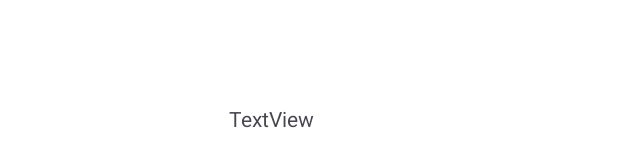
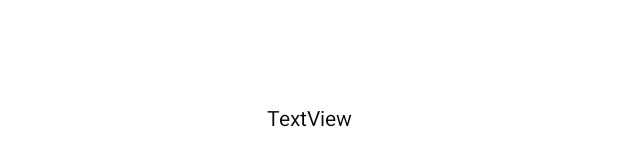
Before and after one commit to DerekMZ/PawSeekersMb, an Android app: the layout activity_detalles.xml on its own in the app's theme, with its tools: preview values and no code run, on a phone screen of 412 x 824 dp. Shown: the part 501-668 px from the top of the screen. Run offline under Robolectric (Android 15) with nearby library versions, the phone set to English and light mode, and no system bars; network calls fail.

Commit message:
some bugs solved

```diff
--- a/app/src/main/java/com/dk/pawseekers/Detalles.kt
+++ b/app/src/main/java/com/dk/pawseekers/Detalles.kt
@@ -16,8 +16,8 @@ class Detalles : AppCompatActivity() {
         val url = "https://paw-seekers-api-vented5.vercel.app/api/missing_nearby/0"
         val textoResultado = findViewById<TextView>(R.id.textApi)
         val queue = Volley.newRequestQueue(this)
-        val stringRequest = StringRequest(Request.Method.GET,url, Response.Listener { response ->
-            textoResultado.text = "La respuesta es: ${response}"
+        val stringRequest = StringRequest(Request.Method.GET,url, Response.Listener { pets ->
+            textoResultado.text = "La respuesta es: ${pets}"
         }, Response.ErrorListener { textoResultado.text = "Algo Salio mal" })
 
         queue.add(stringRequest)
--- a/app/src/main/java/com/dk/pawseekers/Login.kt
+++ b/app/src/main/java/com/dk/pawseekers/Login.kt
@@ -11,6 +11,8 @@ class Login : AppCompatActivity() {
     override fun onCreate(savedInstanceState: Bundle?) {
         super.onCreate(savedInstanceState)
         setContentView(R.layout.activity_login)
+
+        val url = "https://paw-seekers-api-vented5.vercel.app/api/missing_nearby/0"
 
         // get reference to all views
         var et_user_name = findViewById(R.id.user_name) as EditText
--- a/app/src/main/java/com/dk/pawseekers/Register.kt
+++ b/app/src/main/java/com/dk/pawseekers/Register.kt
@@ -11,6 +11,8 @@ class Register : AppCompatActivity() {
     override fun onCreate(savedInstanceState: Bundle?) {
         super.onCreate(savedInstanceState)
         setContentView(R.layout.activity_register)
+
+        val url = "https://paw-seekers-api-vented5.vercel.app/api/missing_nearby/12"
 
         // get reference to all views
         var et_user_name = findViewById(R.id.user_name) as EditText
--- a/app/src/main/res/layout/activity_detalles.xml
+++ b/app/src/main/res/layout/activity_detalles.xml
@@ -10,9 +10,10 @@
 
     <TextView
         android:id="@+id/textApi"
-        android:layout_width="107dp"
-        android:layout_height="17dp"
+        android:layout_width="wrap_content"
+        android:layout_height="wrap_content"
         android:text="TextView"
+        android:textColor="#050505"
         app:layout_constraintBottom_toBottomOf="parent"
         app:layout_constraintEnd_toEndOf="parent"
         app:layout_constraintStart_toStartOf="parent"
```
Also changed, not shown: app/src/main/java/com/dk/pawseekers/MapsActivity.kt (+26 -10 lines).
